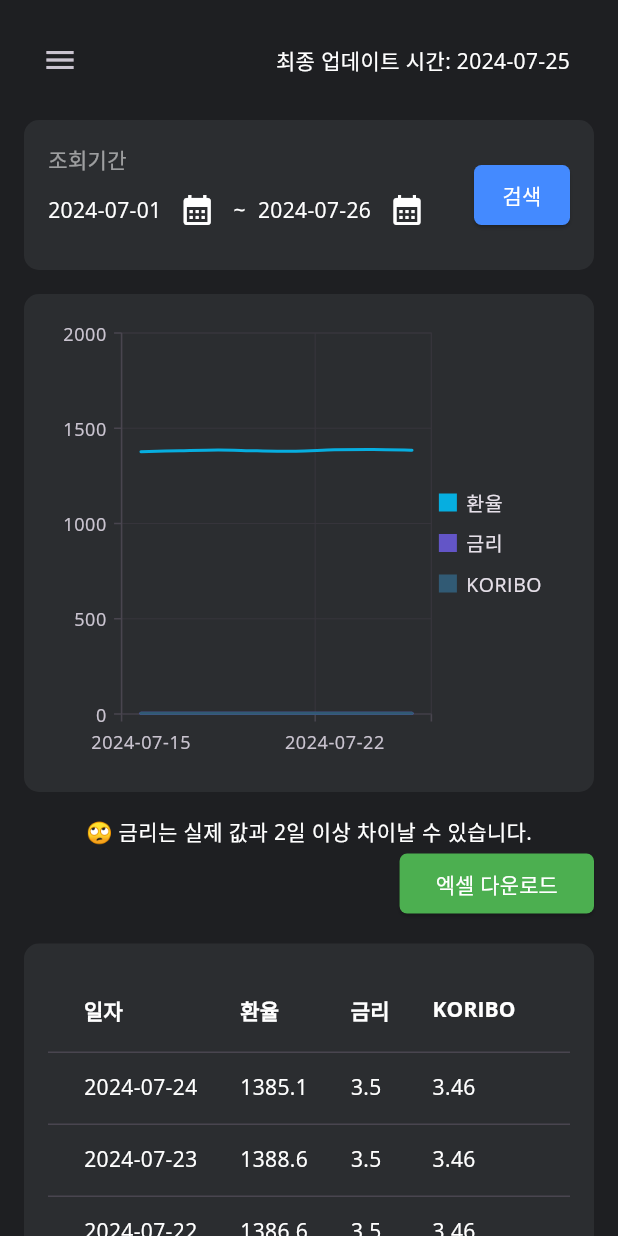
After one commit to ssun-ko/price-monitoring-flutter, a Flutter app: the screen it shows after launch, in the side drawer, after a tap on "금융 정보", on a phone screen of 412 x 824 dp. The commit adds this screen. Run offline on Flutter 3.47's test engine with Material 3 defaults, Android fonts, the phone set to English and light mode, and no system bars; our stand-ins replace csv, google_fonts, syncfusion_flutter_charts; missing offline and left inert: dart:html, syncfusion_flutter_maps.

Commit message:
Create dollar analytics sreen

```diff
--- a/lib/screens/analytics/components/chart_section.dart
+++ b/lib/screens/analytics/components/chart_section.dart
@@ -28,7 +28,11 @@ class ChartSection extends StatelessWidget {
                   color: bgColor,
                   textStyle: TextStyle(color: Colors.white),
                 ),
+                axes: _getYAxis(),
                 primaryXAxis: CategoryAxis(),
+                primaryYAxis: NumericAxis(
+                  name: 'right',
+                ),
                 series: _buildSeries()),
           ),
         ],
@@ -47,11 +51,26 @@ class ChartSection extends StatelessWidget {
           dataSource: _getChartData(),
           xValueMapper: (ChartData data, _) => data.x,
           yValueMapper: (ChartData data, _) => data.y[seriesName] ?? 0,
+          yAxisName: seriesName == '환율' ? 'left' : 'right'
         ),
       );
     }
 
     return seriesList;
+  }
+
+  List<ChartAxis> _getYAxis() {
+    if(menuId == 5) {
+      return <ChartAxis>[
+        NumericAxis(
+          name: 'left',
+          opposedPosition: true
+        )
+      ];
+    } else {
+      return <ChartAxis>[
+      ];
+    }
   }
 
   List<ChartData> _getChartData() {
--- /dev/null
+++ b/lib/screens/analytics/dollar_screen.dart
@@ -0,0 +1,141 @@
+import 'package:flutter/material.dart';
+import 'package:price/core/constants/color_constants.dart';
+import 'package:price/core/constants/string_constants.dart';
+import 'package:price/core/themes/custom_datepicker_theme.dart';
+import 'package:price/core/utils/csv_util.dart';
+import 'package:price/core/utils/search_util.dart';
+import 'package:price/providers/data_provider.dart';
+import 'package:price/providers/menu_provider.dart';
+import 'package:price/screens/analytics/components/chart_section.dart';
+import 'package:price/screens/analytics/components/data_table_section.dart';
+import 'package:price/screens/analytics/components/download_snackbar.dart';
+import 'package:price/screens/analytics/components/excel_download_button.dart';
+import 'package:price/screens/analytics/components/search_section.dart';
+import 'package:price/screens/dashboard/components/header.dart';
+import 'package:provider/provider.dart';
+
+class DollarScreen extends StatefulWidget {
+  @override
+  _DollarScreenState createState() => _DollarScreenState();
+}
+
+class _DollarScreenState extends State<DollarScreen> {
+  DateTime _startDate = DateTime(DateTime.now().year, DateTime.now().month, 1);
+  DateTime _endDate = DateTime.now();
+
+  List<List<dynamic>> data = [];
+  List<List<dynamic>> filteredData = [];
+
+  Future<void> _selectStartDate(BuildContext context) async {
+    final DateTime? startDate = await showDatePicker(
+        builder: (context, child) {
+          return Theme(
+            data: CustomDatePickerTheme.theme,
+            child: child!,
+          );
+        },
+        locale: const Locale('ko', 'KR'),
+        context: context,
+        initialDate: _startDate,
+        firstDate: DateTime(2024, 1),
+        lastDate: DateTime(2026, 12));
+
+    if (startDate != null && startDate != _startDate) {
+      setState(() {
+        _startDate = startDate;
+      });
+    }
+  }
+
+  Future<void> _selectEndDate(BuildContext context) async {
+    final DateTime? endDate = await showDatePicker(
+        builder: (context, child) {
+          return Theme(
+            data: CustomDatePickerTheme.theme,
+            child: child!,
+          );
+        },
+        locale: const Locale('ko', 'KR'),
+        context: context,
+        initialDate: _endDate,
+        firstDate: _startDate,
+        lastDate: DateTime(2026, 12));
+
+    if (endDate != null && endDate != _endDate) {
+      setState(() {
+        _endDate = endDate;
+      });
+    }
+  }
+
+  @override
+  void initState() {
+    super.initState();
+    setState(() {
+      data = context.read<DataProvider>().dollarData;
+      filteredData =
+          SearchUtil().filterDataByDate(data, _startDate, _endDate, false);
+    });
+  }
+
+  @override
+  Widget build(BuildContext context) {
+    return SafeArea(
+      child: SingleChildScrollView(
+        child: Container(
+          padding: EdgeInsets.all(defaultPadding),
+          child: Column(
+            children: [
+              Header(),
+              SizedBox(height: defaultPadding),
+              Container(
+                padding: EdgeInsets.all(defaultPadding),
+                decoration: BoxDecoration(
+                    color: secondaryColor,
+                    borderRadius: const BorderRadius.all(Radius.circular(10))),
+                child: Row(
+                  children: [
+                    SearchSection(
+                        startDate: _startDate,
+                        endDate: _endDate,
+                        onStartDatePressed: () => _selectStartDate(context),
+                        onEndDatePressed: () => _selectEndDate(context),
+                        isMonthly: false),
+                    Spacer(),
+                    ElevatedButton(
+                        onPressed: () {
+                          setState(() {
+                            filteredData = SearchUtil().filterDataByDate(
+                                data, _startDate, _endDate, false);
+                          });
+                          ;
+                        },
+                        style: ElevatedButton.styleFrom(
+                            backgroundColor: primaryColor,
+                            foregroundColor: Colors.white,
+                            padding: EdgeInsets.all(5),
+                            shape: RoundedRectangleBorder(
+                                borderRadius: BorderRadius.circular(5))),
+                        child: Text(searchButtonLabel))
+                  ],
+                ),
+              ),
+              SizedBox(height: defaultPadding),
+              ChartSection(
+                  data: filteredData,
+                  menuId: context.watch<MenuProvider>().menu),
+              SizedBox(height: defaultPadding),
+              Text("🙄 금리는 실제 값과 2일 이상 차이날 수 있습니다."),
+              ExcelDownloadButton(onPressed: () {
+                CSVUtil.downloadCSV(data, fileName);
+                DownloadSnackBar.showSnackBar(context);
+              }),
+              SizedBox(height: defaultPadding),
+              DataTableSection(filteredData: filteredData)
+            ],
+          ),
+        ),
+      ),
+    );
+  }
+}
--- a/lib/screens/dashboard/widgets/dollar_widget.dart
+++ b/lib/screens/dashboard/widgets/dollar_widget.dart
@@ -64,7 +64,7 @@ class DollarWidget extends StatelessWidget {
     ], begin: Alignment.topCenter, end: Alignment.bottomCenter);
 
     for (int i = 1; i < data[0].length; i++) {
-      String seriesName = data[0][i];
+      String seriesName = "환율";
       seriesList.add(
         AreaSeries<ChartData, String>(
           gradient: gradientColors,
--- a/lib/screens/home/components/side_menu.dart
+++ b/lib/screens/home/components/side_menu.dart
@@ -67,6 +67,17 @@ class SideMenu extends StatelessWidget {
                 if (Responsive.isMobile(context))
                   context.read<DrawerProvider>().closeDrawer();
               },
+            ),
+            DrawerListTile(
+              title: "금융 정보",
+              icon: Icons.currency_exchange_rounded,
+              isSelected:
+              context.watch<MenuProvider>().menu == 5 ? true : false,
+              press: () {
+                context.read<MenuProvider>().changeMenu(5);
+                if (Responsive.isMobile(context))
+                  context.read<DrawerProvider>().closeDrawer();
+              },
             )
           ],
         ),
--- a/lib/screens/home/home_screen.dart
+++ b/lib/screens/home/home_screen.dart
@@ -7,6 +7,7 @@ import 'package:price/providers/drawer_provider.dart';
 import 'package:price/providers/menu_provider.dart';
 import 'package:price/responsive.dart';
 import 'package:price/screens/analytics/metal_screen.dart';
+import 'package:price/screens/analytics/dollar_screen.dart';
 import 'package:price/screens/analytics/no_metal_screen.dart';
 import 'package:price/screens/analytics/oil_screen.dart';
 import 'package:price/screens/dashboard/dashboard_screen.dart';
@@ -90,8 +91,10 @@ class _HomeScreenState extends State<HomeScreen> {
         return MetalScreen();
       case 3:
         return NoMetalScreen();
+      case 4:
+        return OilScreen();
       default:
-        return OilScreen();
+        return DollarScreen();
     }
   }
 }
```
